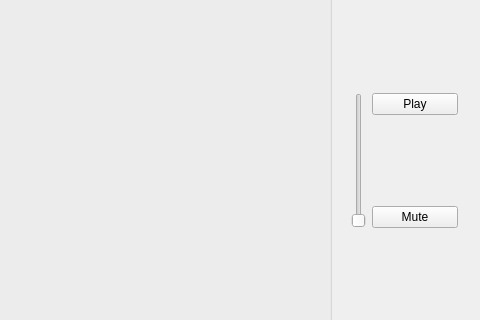
Old version of the form ui/mainwindow.ui in the repository maksPodstawski/qt-video-editor; both pictures show x 819 to 1299 and y 86 to 406 of the 1299 by 747 pixel window.
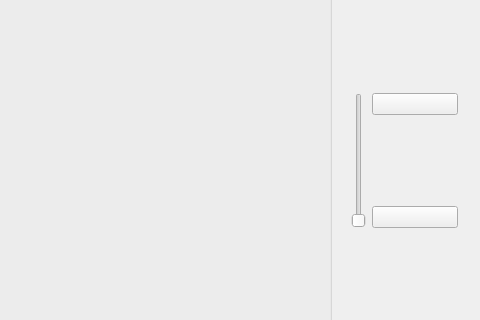
New version of the form.

```diff
--- a/ui/mainwindow.ui
+++ b/ui/mainwindow.ui
@@ -122,7 +122,7 @@
        <item>
         <widget class="QPushButton" name="playPauseButton">
          <property name="text">
-          <string>Play</string>
+          <string/>
          </property>
         </widget>
        </item>
@@ -138,7 +138,7 @@
          <item>
           <widget class="QPushButton" name="muteButton">
            <property name="text">
-            <string>Mute</string>
+            <string/>
            </property>
           </widget>
          </item>
```
